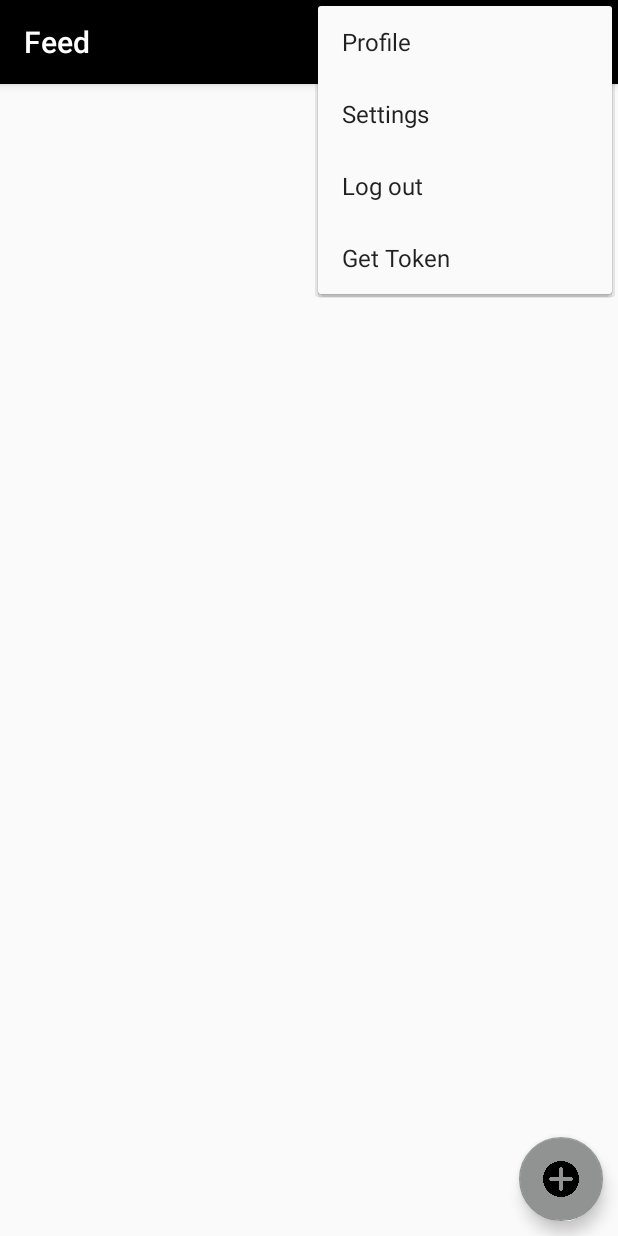
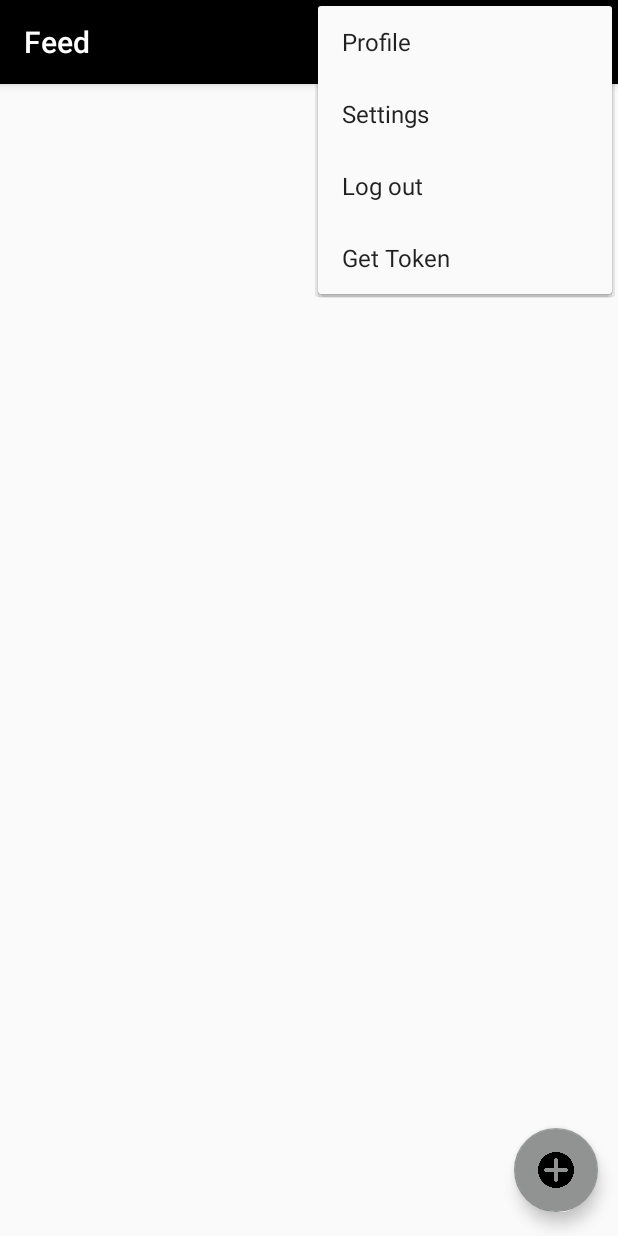
Before and after one commit to hassan-harera/Insta, an Android app: the screen it shows after launch once a user with an empty profile is signed in (Feed), with the options menu open, on a phone screen of 412 x 824 dp. Run offline under Robolectric (Android 15) with nearby library versions, the phone set to English and light mode, and no system bars; our stand-ins replace Firebase (no records; nobody signed in at launch, a user with empty details on screens opened directly).

```diff
--- a/app/src/main/res/layout/activity_feed.xml
+++ b/app/src/main/res/layout/activity_feed.xml
@@ -1,5 +1,6 @@
 <?xml version="1.0" encoding="utf-8"?>
-<androidx.coordinatorlayout.widget.CoordinatorLayout xmlns:android="http://schemas.android.com/apk/res/android"
+<androidx.coordinatorlayout.widget.CoordinatorLayout
+    xmlns:android="http://schemas.android.com/apk/res/android"
     xmlns:app="http://schemas.android.com/apk/res-auto"
     xmlns:tools="http://schemas.android.com/tools"
     android:layout_width="match_parent"
@@ -29,7 +30,8 @@
         android:layout_width="wrap_content"
         android:layout_height="wrap_content"
         android:layout_gravity="bottom|end"
-        android:layout_margin="10dp"
+        android:layout_marginBottom="16dp"
+        android:layout_marginRight="13dp"
         android:background="@color/colorPrimary"
         app:srcCompat="@drawable/add" />
 
```
